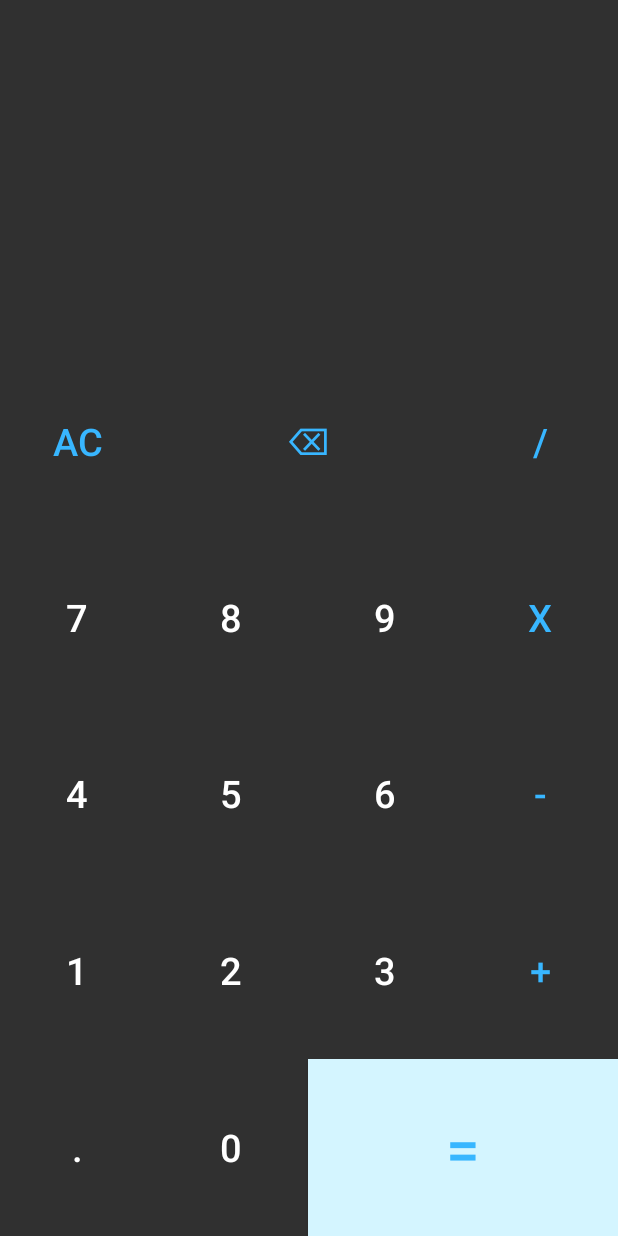
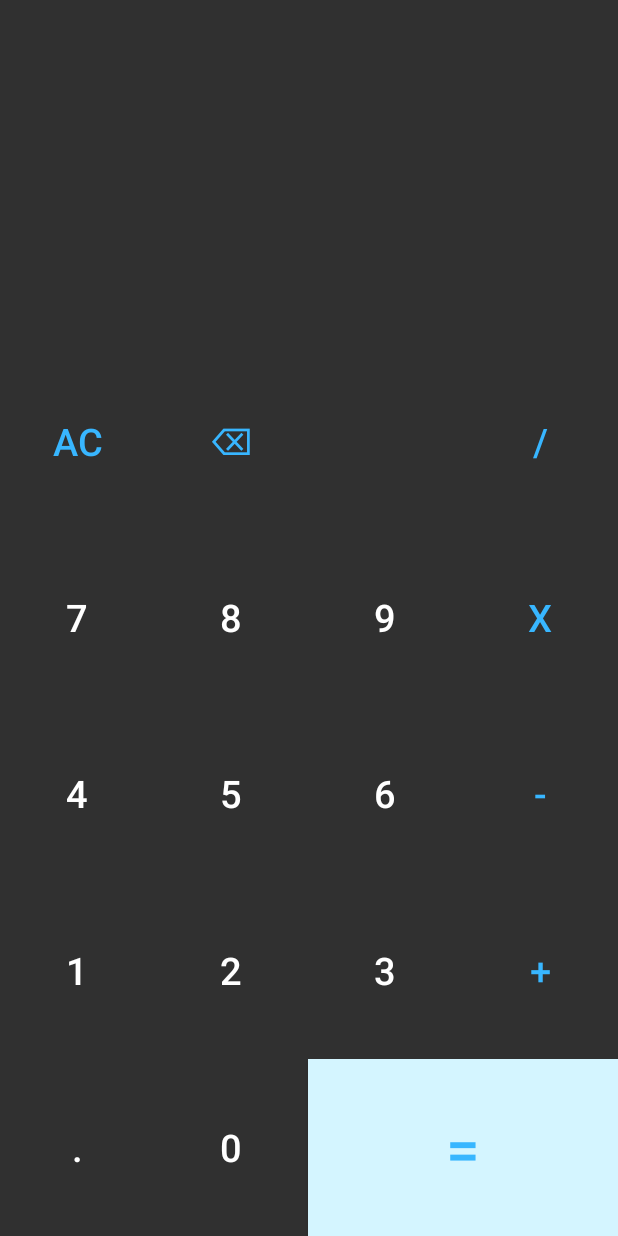
Before and after one commit to Lemonade-up/CalculatorAppKotlin, an Android app built with Jetpack Compose: the layout activity_main.xml on its own in the app's theme, with its tools: preview values and no code run, on a phone screen of 412 x 824 dp. Run offline under Robolectric (Android 15) with nearby library versions, the phone set to English and light mode, and no system bars.

Commit message:
Final Commit, program hopefully done

```diff
--- a/app/src/main/res/layout/activity_main.xml
+++ b/app/src/main/res/layout/activity_main.xml
@@ -58,9 +58,11 @@
         <Button
             style="@style/buttonNumber"
             android:textColor="@color/blue"
-            android:layout_weight="2"
             android:id="@+id/backButton"
             android:text="⌫"/>
+        <Button
+            style="@style/buttonNumber"
+            android:text="" />
         <Button
             style="@style/buttonOperator"
             android:text="/"
```
